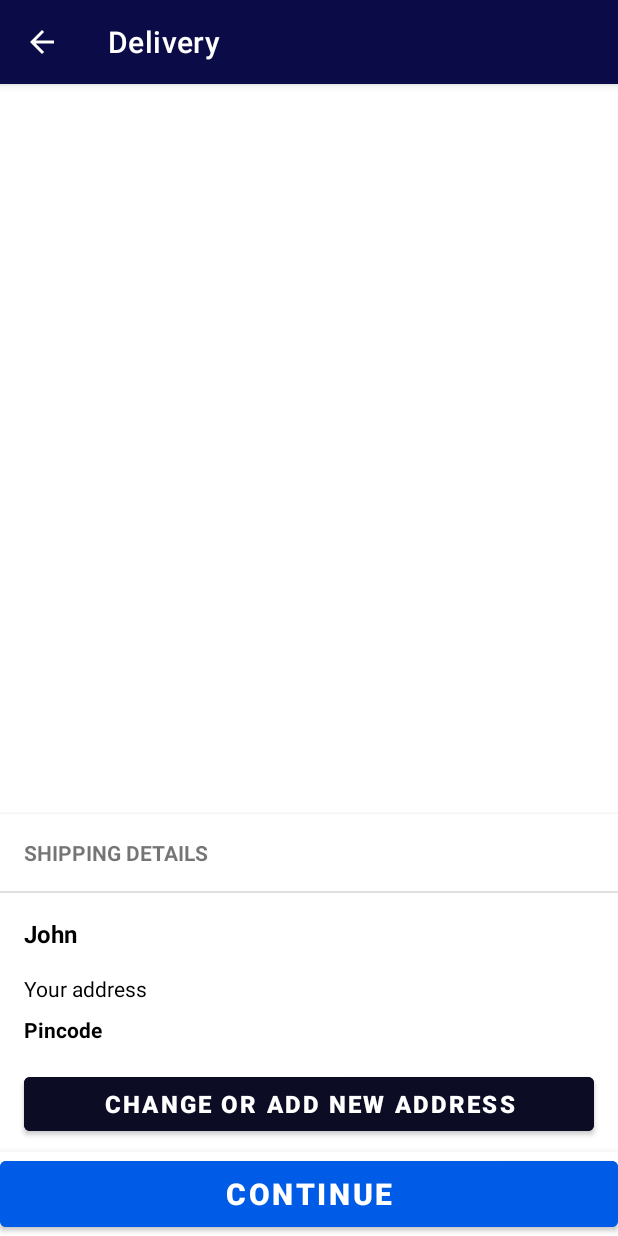
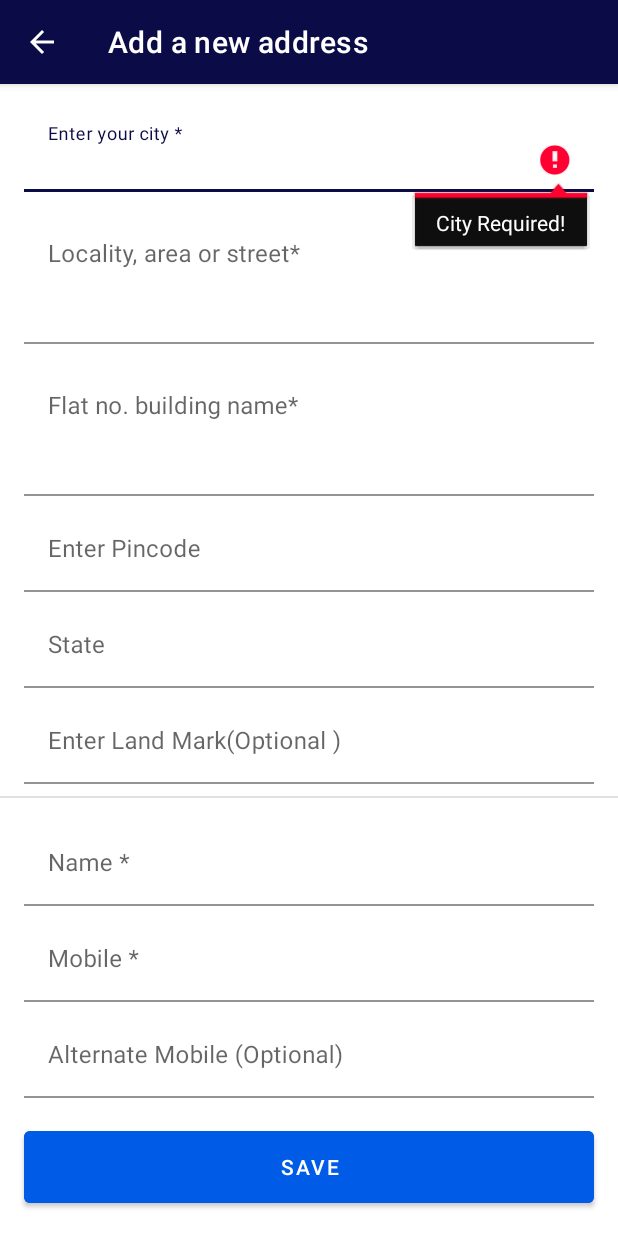
Before and after one commit to BholeNath3456/Project, an Android app: the AddAddressActivity screen opened directly, with no data from a screen before it, after a tap on "SAVE", on a phone screen of 412 x 824 dp. Run offline under Robolectric (Android 15) with nearby library versions, the phone set to English and light mode, and no system bars; our stand-ins replace Firebase (no records; nobody signed in at launch, a user with empty details on screens opened directly).

Commit message:
check Inputs for Addresses form

```diff
--- a/OnlineMoneyPay/app/src/main/java/com/example/onlinemoneypay/AddAddressActivity.java
+++ b/OnlineMoneyPay/app/src/main/java/com/example/onlinemoneypay/AddAddressActivity.java
@@ -7,11 +7,33 @@ import androidx.appcompat.widget.Toolbar;
 import android.app.Activity;
 import android.content.Intent;
 import android.os.Bundle;
+import android.text.TextUtils;
+import android.util.Patterns;
 import android.view.MenuItem;
 import android.view.View;
 import android.widget.Button;
+import android.widget.EditText;
+import android.widget.Toast;
+
+import com.google.android.gms.tasks.OnCompleteListener;
+import com.google.android.gms.tasks.Task;
+import com.google.firebase.auth.FirebaseAuth;
+import com.google.firebase.firestore.FirebaseFirestore;
+
+import java.util.HashMap;
+import java.util.Map;
 
 public class AddAddressActivity extends AppCompatActivity {
+
+    private EditText editTextCity;
+    private EditText editTextLocality;
+    private EditText editTextFlatNo;
+    private EditText editTextPincode;
+    private EditText editTextState;
+    private EditText editTextLandmark;
+    private EditText editTextName;
+    private EditText editTextMobileNo;
+    private EditText editTextAlternateMobileNo;
 
     private Button saveBtn;
 
@@ -24,17 +46,88 @@ public class AddAddressActivity extends AppCompatActivity {
         getSupportActionBar().setDisplayShowTitleEnabled(true);
         getSupportActionBar().setTitle("Add a new address");
         getSupportActionBar().setDisplayHomeAsUpEnabled(true);
+
+        editTextCity = findViewById(R.id.city);
+        editTextLocality = findViewById(R.id.locality);
+        editTextFlatNo = findViewById(R.id.flat_no);
+        editTextState = findViewById(R.id.state);
+        editTextPincode = findViewById(R.id.pincode);
+        editTextLandmark = findViewById(R.id.landmark);
+        editTextName = findViewById(R.id.name);
+        editTextMobileNo = findViewById(R.id.mobile_no);
+        editTextAlternateMobileNo = findViewById(R.id.alternate_mobile_no);
+
         saveBtn = findViewById(R.id.save_btn);
+
         saveBtn.setOnClickListener(new View.OnClickListener() {
             @Override
             public void onClick(View v) {
+                checkInputs();
+//                                            String fullAddress=city.getText().toString()+","+locality.getText().toString()+","+flatNo.getText().toString()+","+landmark.getText().toString();
+//
+//                                            Map<String ,Object> addAddress=new HashMap();
+//                                            addAddress.put("list_size",(long)DBqueries.addressesModelList.size()+1);
+//                                            addAddress.put("fullname_"+DBqueries.addressesModelList.size()+1,name.getText().toString()+" - "+mobileNo.getText().toString());
+//                                            addAddress.put("address_"+DBqueries.addressesModelList.size()+1,fullAddress);
+//                                            addAddress.put("pincode_"+DBqueries.addressesModelList.size()+1,pincode.getText().toString());
+//
+//                                            FirebaseFirestore.getInstance().collection("USERS").document(FirebaseAuth.getInstance().getUid()).collection("USER_DATA").document("MY_ADDRESSES")
+//                                                    .update(addAddress).addOnCompleteListener(new OnCompleteListener<Void>() {
+//                                                @Override
+//                                                public void onComplete(@NonNull Task<Void> task) {
+//                                                   if(task.isSuccessful()){
+//
+//                                                   }else {
+//                                                       String error = task.getException().getMessage();
+//                                                       Toast.makeText(AddAddressActivity.this, error, Toast.LENGTH_SHORT).show();
+//                                                   }
+//                                                }
+//                                            });
+            }
+        });
+    }
 
-               Intent deliveryIntent=new Intent(AddAddressActivity.this,DeliveryActivity.class);
+    private void checkInputs() {
+
+        String city = editTextCity.getText().toString().trim();
+        String locality=  editTextLocality.getText().toString().trim();
+        String flatNo= editTextFlatNo.getText().toString().trim();
+        String pincode= editTextPincode.getText().toString().trim();
+        String state=editTextState.getText().toString().trim();
+        String landmark= editTextLandmark.getText().toString().trim();
+        String name=editTextName.getText().toString().trim();
+        String mobileNo=editTextMobileNo.getText().toString().trim();
+        String alternateMobileNo=editTextAlternateMobileNo.getText().toString().trim();
+        if (city.isEmpty()) {
+            editTextCity.setError("City Required!");
+            editTextCity.setFocusable(true);
+        } else if (locality.isEmpty()) {
+            editTextLocality.setError("Locality Required!");
+            editTextLocality.setFocusable(true);
+        } else if (flatNo.isEmpty()) {
+            editTextFlatNo.setError("Flat No. Required!");
+            editTextFlatNo.setFocusable(true);
+        } else if (pincode.isEmpty()) {
+            editTextPincode.setError("Pincode required!");
+            editTextPincode.setFocusable(true);
+        } else if (state.isEmpty()) {
+            editTextState.setError("State Required!");
+            editTextState.setFocusable(true);
+        } else if (name.isEmpty()) {
+            editTextName.setError("Name Required!");
+            editTextName.setFocusable(true);
+        } else if (mobileNo.isEmpty()) {
+            editTextMobileNo.setError("Mobile Required!");
+            editTextMobileNo.setFocusable(true);
+        } else {
+            Intent deliveryIntent = new Intent(AddAddressActivity.this, DeliveryActivity.class);
             startActivity(deliveryIntent);
             finish();
         }
-       });
+
     }
+
+
 
     @Override
     public boolean onOptionsItemSelected(@NonNull MenuItem item) {
@@ -45,4 +138,6 @@ public class AddAddressActivity extends AppCompatActivity {
         }
         return super.onOptionsItemSelected(item);
     }
+
+
 }
--- a/OnlineMoneyPay/app/src/main/java/com/example/onlinemoneypay/MyCartFragment.java
+++ b/OnlineMoneyPay/app/src/main/java/com/example/onlinemoneypay/MyCartFragment.java
@@ -160,8 +160,9 @@ public class MyCartFragment extends Fragment {
         continueBtn.setOnClickListener(new View.OnClickListener() {
             @Override
             public void onClick(View v) {
-                Intent deliveryIntent = new Intent(getContext(), AddAddressActivity.class);
-                getContext().startActivity(deliveryIntent);
+//                Intent deliveryIntent = new Intent(getContext(), AddAddressActivity.class);
+//                getContext().startActivity(deliveryIntent);
+                DBqueries.loadAddresses(getContext());
             }
         });
         return view;
--- a/OnlineMoneyPay/app/src/main/java/com/example/onlinemoneypay/ProductDetailsActivity.java
+++ b/OnlineMoneyPay/app/src/main/java/com/example/onlinemoneypay/ProductDetailsActivity.java
@@ -233,7 +233,7 @@ public class ProductDetailsActivity extends AppCompatActivity {
                 } else {
                     if (ALREADY_ADDED_TO_WISHLIST) {
 //                        DBqueries.removeWishlist(ProductDetailsActivity.this, product_ID);
-//                        ALREADY_ADDED_TO_WISHLIST = false;
+                       ALREADY_ADDED_TO_WISHLIST = false;
                         Toast.makeText(ProductDetailsActivity.this, "Already Added to WishList", Toast.LENGTH_SHORT).show();
                         addToWishlistBtn.setSupportImageTintList(ColorStateList.valueOf(Color.parseColor("#9e9e9e")));
                     } else {
--- a/OnlineMoneyPay/app/src/main/res/layout/add_address_layout.xml
+++ b/OnlineMoneyPay/app/src/main/res/layout/add_address_layout.xml
@@ -91,15 +91,14 @@
         android:layout_height="wrap_content">
 
         <EditText
-            android:id="@+id/editTextTextPersonName5"
-            android:layout_width="match_parent"
+            android:id="@+id/state"            android:layout_width="match_parent"
             android:layout_height="wrap_content"
             android:layout_marginStart="16dp"
             android:layout_marginTop="8dp"
             android:layout_marginEnd="16dp"
             android:layout_weight="1"
             android:background="@color/white"
-            android:hint="Street"
+            android:hint="State"
             android:inputType="textPersonName" />
 
 
```
Also changed, not shown: OnlineMoneyPay/app/src/main/java/com/example/onlinemoneypay/DBqueries.java (+37 -0 lines). Lines whose indentation alone changed are shown as unchanged.
